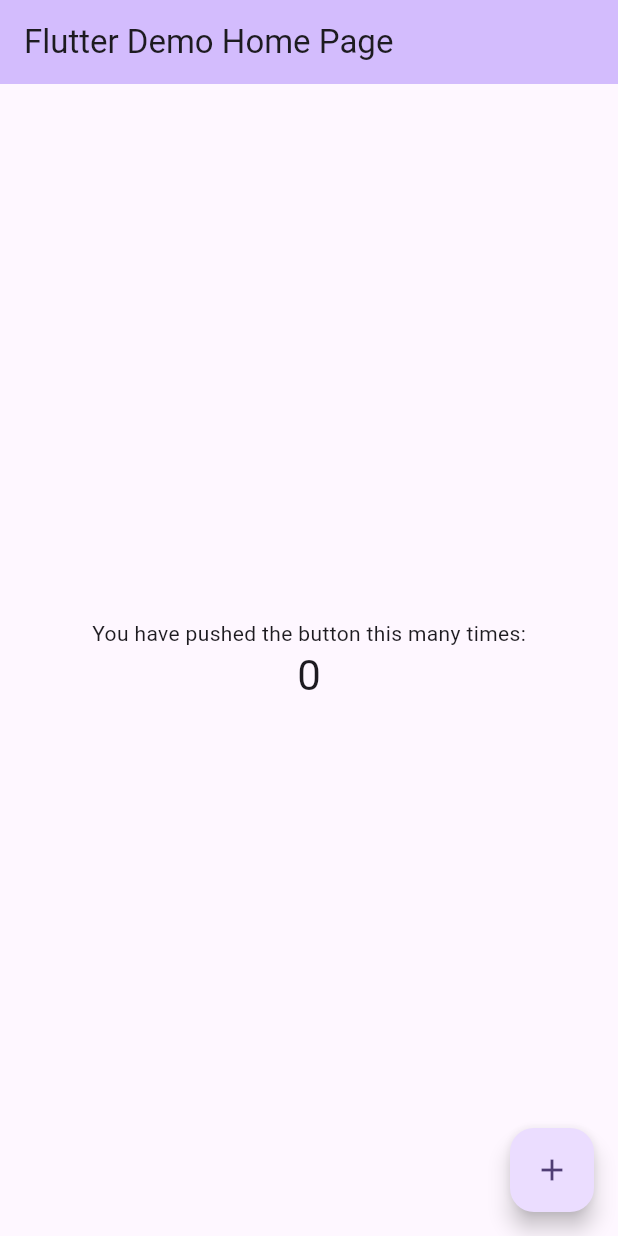
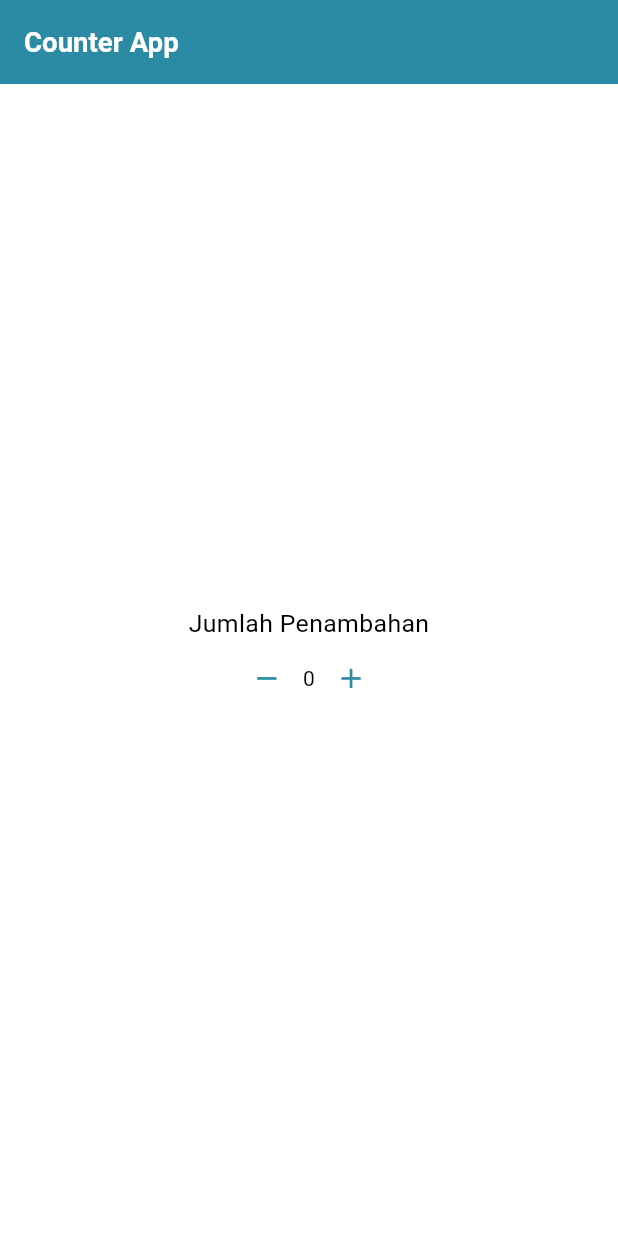
Before and after one commit to ddreambug/venturo_food, a Flutter app: the screen it shows after launch, on a phone screen of 412 x 824 dp. Run offline on Flutter 3.47's test engine with Material 3 defaults, Android fonts, the phone set to English and light mode, and no system bars; our stand-ins replace flutter_screenutil, get, google_fonts.

Commit message:
feat(ui): finish counterApp

```diff
--- /dev/null
+++ b/lib/configs/pages/main_page.dart
@@ -0,0 +1,14 @@
+import 'package:get/get.dart';
+import 'package:venturo_food/configs/routes/main_route.dart';
+import 'package:venturo_food/features/counter/bindings/counter_bindings.dart';
+import 'package:venturo_food/features/counter/views/ui/counter_view.dart';
+
+abstract class MainPage {
+  static final main = [
+    GetPage(
+      name: MainRoute.initial,
+      page: () => const CounterView(),
+      binding: CounterBindings(),
+    )
+  ];
+}
--- /dev/null
+++ b/lib/configs/routes/main_route.dart
@@ -0,0 +1,3 @@
+abstract class MainRoute {
+  static const String initial = '/';
+}
--- /dev/null
+++ b/lib/configs/themes/main_color.dart
@@ -0,0 +1,17 @@
+import 'package:flutter/material.dart';
+
+class MainColor {
+  MainColor._();
+
+  //Base Color
+  static const Color primary = Color(0xff2C8BA4);
+  static const Color secondary = Color(0xff6c757d);
+  static const Color success = Color(0xff28a745);
+  static const Color danger = Color(0xffdc3545);
+  static const Color warning = Color(0xffffc107);
+  static const Color info = Color(0xff17a2b8);
+
+  static const Color white = Color(0xffffffff);
+  static const Color black = Color(0xff333333);
+  static const Color grey = Color(0xffb5b5b5);
+}
--- /dev/null
+++ b/lib/configs/themes/main_theme.dart
@@ -0,0 +1,16 @@
+import 'package:flutter/material.dart';
+import 'package:venturo_food/configs/themes/main_color.dart';
+import 'package:flutter_screenutil/flutter_screenutil.dart';
+
+final ThemeData mainTheme = ThemeData(
+  primaryColor: MainColor.primary,
+  brightness: Brightness.light,
+  colorScheme: ColorScheme.fromSwatch(
+      accentColor: MainColor.primary,
+      cardColor: MainColor.white,
+      errorColor: MainColor.danger),
+  iconTheme: IconThemeData(
+    color: MainColor.primary,
+    size: 24.sp,
+  ),
+);
--- /dev/null
+++ b/lib/features/counter/bindings/counter_bindings.dart
@@ -0,0 +1,11 @@
+import 'package:get/get.dart';
+import 'package:venturo_food/features/counter/controllers/counter_controller.dart';
+
+class CounterBindings implements Bindings {
+  @override
+  void dependencies() {
+    Get.put(
+      CounterController(),
+    );
+  }
+}
--- /dev/null
+++ b/lib/features/counter/controllers/counter_controller.dart
@@ -0,0 +1,9 @@
+import 'package:get/get.dart';
+
+class CounterController extends GetxController {
+  static CounterController get to => Get.find();
+
+  var count = 0.obs;
+  increment() => count++;
+  decrement() => count--;
+}
--- /dev/null
+++ b/lib/features/counter/views/ui/counter_view.dart
@@ -0,0 +1,68 @@
+import 'package:flutter/material.dart';
+import 'package:flutter_screenutil/flutter_screenutil.dart';
+import 'package:get/get.dart';
+import 'package:google_fonts/google_fonts.dart';
+import 'package:venturo_food/configs/themes/main_color.dart';
+import 'package:venturo_food/features/counter/controllers/counter_controller.dart';
+
+class CounterView extends StatelessWidget {
+  const CounterView({super.key});
+
+  @override
+  Widget build(BuildContext context) {
+    return Obx(
+      () => Scaffold(
+        appBar: AppBar(
+          backgroundColor: MainColor.primary,
+          title: Text(
+            "Counter App",
+            style: GoogleFonts.roboto(
+              fontSize: 20.sp,
+              fontWeight: FontWeight.w700,
+              color: MainColor.white,
+            ),
+          ),
+        ),
+        body: Container(
+          padding: EdgeInsets.symmetric(
+            vertical: 10.h,
+            horizontal: 10.w,
+          ),
+          child: Center(
+            child: Column(
+              mainAxisAlignment: MainAxisAlignment.center,
+              children: [
+                Text(
+                  "Jumlah Penambahan",
+                  style: GoogleFonts.roboto(
+                    fontSize: 18.sp,
+                    fontWeight: FontWeight.w400,
+                  ),
+                  textAlign: TextAlign.center,
+                ),
+                Row(
+                  mainAxisAlignment: MainAxisAlignment.center,
+                  children: [
+                    IconButton(
+                      onPressed: () {
+                        CounterController.to.decrement();
+                      },
+                      icon: const Icon(Icons.remove),
+                    ),
+                    Text('${CounterController.to.count.value}'),
+                    IconButton(
+                      onPressed: () {
+                        CounterController.to.increment();
+                      },
+                      icon: const Icon(Icons.add),
+                    ),
+                  ],
+                )
+              ],
+            ),
+          ),
+        ),
+      ),
+    );
+  }
+}
--- a/lib/main.dart
+++ b/lib/main.dart
@@ -1,4 +1,9 @@
 import 'package:flutter/material.dart';
+import 'package:flutter_screenutil/flutter_screenutil.dart';
+import 'package:get/get.dart';
+import 'package:venturo_food/configs/pages/main_page.dart';
+import 'package:venturo_food/configs/routes/main_route.dart';
+import 'package:venturo_food/configs/themes/main_theme.dart';
 
 void main() {
   runApp(const MyApp());
@@ -7,119 +12,19 @@
 class MyApp extends StatelessWidget {
   const MyApp({super.key});
 
-  // This widget is the root of your application.
   @override
   Widget build(BuildContext context) {
-    return MaterialApp(
-      title: 'Flutter Demo',
-      theme: ThemeData(
-        // This is the theme of your application.
-        //
-        // TRY THIS: Try running your application with "flutter run". You'll see
-        // the application has a purple toolbar. Then, without quitting the app,
-        // try changing the seedColor in the colorScheme below to Colors.green
-        // and then invoke "hot reload" (save your changes or press the "hot
-        // reload" button in a Flutter-supported IDE, or press "r" if you used
-        // the command line to start the app).
-        //
-        // Notice that the counter didn't reset back to zero; the application
-        // state is not lost during the reload. To reset the state, use hot
-        // restart instead.
-        //
-        // This works for code too, not just values: Most code changes can be
-        // tested with just a hot reload.
-        colorScheme: ColorScheme.fromSeed(seedColor: Colors.deepPurple),
-        useMaterial3: true,
+    return ScreenUtilInit(
+      designSize: const Size(414, 896),
+      minTextAdapt: true,
+      splitScreenMode: true,
+      builder: (context, child) => GetMaterialApp(
+        title: 'Trainee Skeleton',
+        initialRoute: MainRoute.initial,
+        theme: mainTheme,
+        defaultTransition: Transition.native,
+        getPages: MainPage.main,
       ),
-      home: const MyHomePage(title: 'Flutter Demo Home Page'),
     );
   }
 }
-
-class MyHomePage extends StatefulWidget {
-  const MyHomePage({super.key, required this.title});
-
-  // This widget is the home page of your application. It is stateful, meaning
-  // that it has a State object (defined below) that contains fields that affect
-  // how it looks.
-
-  // This class is the configuration for the state. It holds the values (in this
-  // case the title) provided by the parent (in this case the App widget) and
-  // used by the build method of the State. Fields in a Widget subclass are
-  // always marked "final".
-
-  final String title;
-
-  @override
-  State<MyHomePage> createState() => _MyHomePageState();
-}
-
-class _MyHomePageState extends State<MyHomePage> {
-  int _counter = 0;
-
-  void _incrementCounter() {
-    setState(() {
-      // This call to setState tells the Flutter framework that something has
-      // changed in this State, which causes it to rerun the build method below
-      // so that the display can reflect the updated values. If we changed
-      // _counter without calling setState(), then the build method would not be
-      // called again, and so nothing would appear to happen.
-      _counter++;
-    });
-  }
-
-  @override
-  Widget build(BuildContext context) {
-    // This method is rerun every time setState is called, for instance as done
-    // by the _incrementCounter method above.
-    //
-    // The Flutter framework has been optimized to make rerunning build methods
-    // fast, so that you can just rebuild anything that needs updating rather
-    // than having to individually change instances of widgets.
-    return Scaffold(
-      appBar: AppBar(
-        // TRY THIS: Try changing the color here to a specific color (to
-        // Colors.amber, perhaps?) and trigger a hot reload to see the AppBar
-        // change color while the other colors stay the same.
-        backgroundColor: Theme.of(context).colorScheme.inversePrimary,
-        // Here we take the value from the MyHomePage object that was created by
-        // the App.build method, and use it to set our appbar title.
-        title: Text(widget.title),
-      ),
-      body: Center(
-        // Center is a layout widget. It takes a single child and positions it
-        // in the middle of the parent.
-        child: Column(
-          // Column is also a layout widget. It takes a list of children and
-          // arranges them vertically. By default, it sizes itself to fit its
-          // children horizontally, and tries to be as tall as its parent.
-          //
-          // Column has various properties to control how it sizes itself and
-          // how it positions its children. Here we use mainAxisAlignment to
-          // center the children vertically; the main axis here is the vertical
-          // axis because Columns are vertical (the cross axis would be
-          // horizontal).
-          //
-          // TRY THIS: Invoke "debug painting" (choose the "Toggle Debug Paint"
-          // action in the IDE, or press "p" in the console), to see the
-          // wireframe for each widget.
-          mainAxisAlignment: MainAxisAlignment.center,
-          children: <Widget>[
-            const Text(
-              'You have pushed the button this many times:',
-            ),
-            Text(
-              '$_counter',
-              style: Theme.of(context).textTheme.headlineMedium,
-            ),
-          ],
-        ),
-      ),
-      floatingActionButton: FloatingActionButton(
-        onPressed: _incrementCounter,
-        tooltip: 'Increment',
-        child: const Icon(Icons.add),
-      ), // This trailing comma makes auto-formatting nicer for build methods.
-    );
-  }
-}
```
Also changed, not shown: pubspec.yaml (+2 -6 lines), pubspec.lock.
